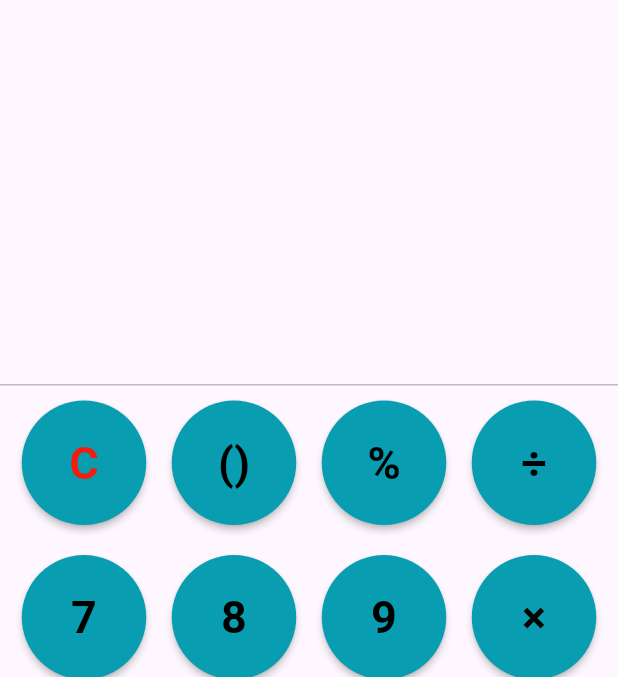
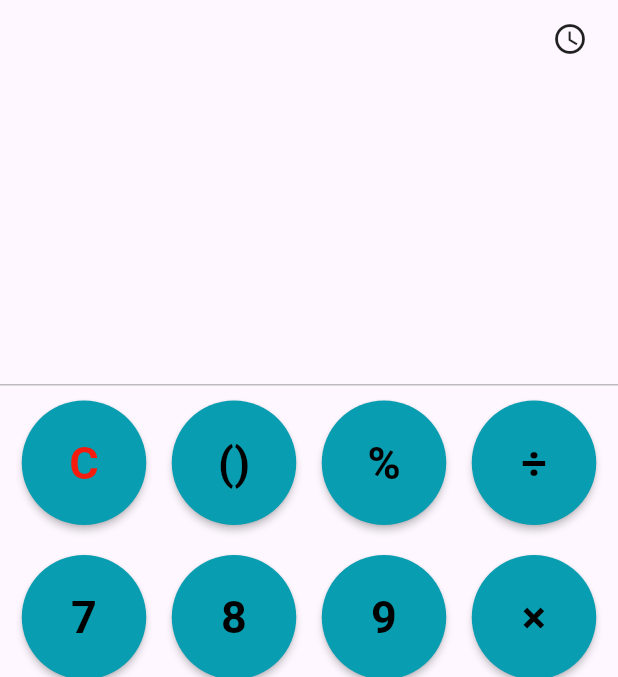
Before and after one commit to iasonasdi/calculator, a Flutter app: the screen it shows after launch, on a phone screen of 412 x 824 dp, the part 63-740 px from its top. Run offline on Flutter 3.47's test engine with Material 3 defaults, Android fonts, the phone set to English and light mode, and no system bars; our stand-ins replace math_expressions.

Commit message:
Added history UI. Clock icon added. Clickable history bug fixing

```diff
--- a/lib/calculator.dart
+++ b/lib/calculator.dart
@@ -24,26 +24,66 @@ class _CalculatorState extends State<Calculator> {
       ),
       body: Column(
         children: [
+            // Clock icon for History
+            const Padding(
+              padding: EdgeInsets.symmetric(horizontal: 20.0),
+              child: Row(
+                children: [
+                  Spacer(), //make it float right
+                  Icon(
+                    Icons.access_time,
+                    size: 24,
+                  ),
+                ],
+              ),
+            ),
+           //Clickable History
            Expanded(
             child: ConstrainedBox(
               constraints: const BoxConstraints(maxHeight: 50),
               child: Container(
-                alignment: Alignment.bottomRight,
                 padding: const EdgeInsets.all(20.0),
+                child: Column(
+                  crossAxisAlignment: CrossAxisAlignment.end,
+                  children: List.generate(
+                    _expression_history.length >= 4 ? 4 : _expression_history.length,
+                    (index) => GestureDetector(
+                      onTap: () {
+                        setState(() {
+                          _output = _expression_history[_expression_history.length - index - 1];
+                          // Reset & Count brackets
+                          openBrackets = 0;
+                          closeBrackets = 0;
+                          for(int i = 0; i < _output.length; i ++) {
+                            if (_output[i] == ')') {
+                              closeBrackets ++;
+                            } else if (_output[i] == '(') {
+                              openBrackets ++;
+                            }
+                          }
+                        });
+                      },
+                      child: Align(
+                        alignment: Alignment.centerRight,
                         child: Text(
-                  //_history,
-                   _history.split('\n').reversed.take(4).toList().reversed.join('\n'),
+                          _expression_history[_expression_history.length - index - 1],
                           style: const TextStyle(
                             fontSize: 28.0,
                             fontWeight: FontWeight.normal,
+                            decoration: TextDecoration.none,
                           ),
-                  textAlign: TextAlign.right,
-                  maxLines: 4,
+                          maxLines: 1,
                           overflow: TextOverflow.ellipsis,
                         ),
                       ),
                     ),
+                  ).reversed.toList(),
                 ),
+              ),
+            ),
+          ),
+
+          // Result ouput
           Expanded(
               child: ConstrainedBox(
               constraints: const BoxConstraints(maxHeight: 100),
@@ -62,7 +102,7 @@ class _CalculatorState extends State<Calculator> {
               ),
             ),
           ),
-          //Devider for output and Buttons
+          //Divider for output and Buttons
           const Divider(
             height: 1,
             color: Color.fromARGB(173, 158, 158, 158),
```
Lines whose indentation alone changed are shown as unchanged.
